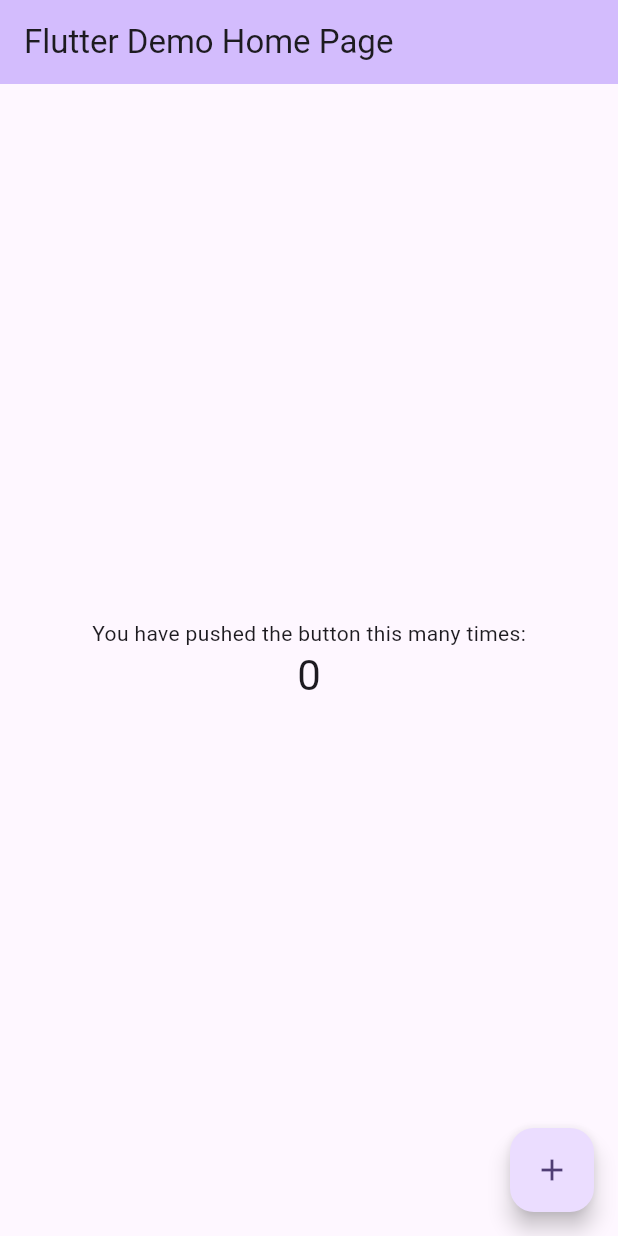
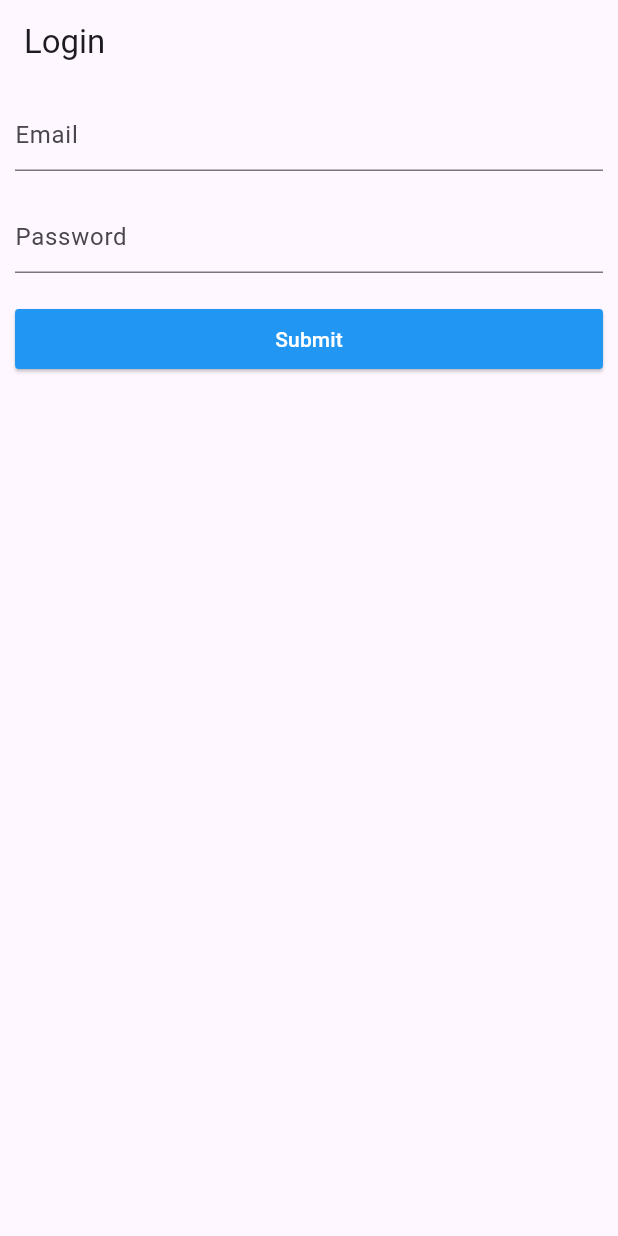
Before and after one commit to TSIPLC-Tusshar/login_bloc, a Flutter app: the screen it shows after launch, on a phone screen of 412 x 824 dp. Run offline on Flutter 3.47's test engine with Material 3 defaults, Android fonts, the phone set to English and light mode, and no system bars; our stand-ins replace flutter_bloc.

Commit message:
modified changes

```diff
--- /dev/null
+++ b/lib/auth/bloc/login_bloc.dart
@@ -0,0 +1,23 @@
+import 'package:flutter/foundation.dart';
+import 'package:flutter_bloc/flutter_bloc.dart';
+
+part 'login_state.dart';
+part 'login_event.dart';
+
+class LoginBloc extends Bloc<LoginEvent, LoginState> {
+  LoginBloc() : super(LoginInitial()) {
+    on<LoginButtonPressed>((event, emit) async {
+      emit(LoginLoading());
+      try {
+        await Future.delayed(Duration(seconds: 3));
+        if (event.email == "test@gmail.com" && event.password == "12345") {
+          return emit(LoginSuccess(message: "Login Success"));
+        } else {
+          return emit(LoginFailure(message: "Invalid credentials !"));
+        }
+      } catch (e) {
+        return emit(LoginFailure(message: e.toString()));
+      }
+    });
+  }
+}
--- /dev/null
+++ b/lib/auth/bloc/login_event.dart
@@ -0,0 +1,11 @@
+part of 'login_bloc.dart';
+
+@immutable
+sealed class LoginEvent {}
+
+final class LoginButtonPressed extends LoginEvent {
+  final String email;
+  final String password;
+
+  LoginButtonPressed({required this.email, required this.password});
+}
--- /dev/null
+++ b/lib/auth/bloc/login_state.dart
@@ -0,0 +1,18 @@
+part of "login_bloc.dart";
+
+@immutable
+sealed class LoginState {}
+
+class LoginInitial extends LoginState {}
+
+class LoginSuccess extends LoginState {
+  final String message;
+  LoginSuccess({required this.message});
+}
+
+class LoginFailure extends LoginState {
+  final String message;
+  LoginFailure({required this.message});
+}
+
+class LoginLoading extends LoginState {}
--- /dev/null
+++ b/lib/auth/page/home_page.dart
@@ -0,0 +1,11 @@
+import 'package:flutter/material.dart';
+
+class HomePage extends StatelessWidget {
+  final String message;
+  const HomePage({super.key, required this.message});
+
+  @override
+  Widget build(BuildContext context) {
+    return Scaffold(appBar: AppBar(), body: Text(message));
+  }
+}
--- /dev/null
+++ b/lib/auth/page/login.dart
@@ -0,0 +1,100 @@
+import 'package:flutter/material.dart';
+import 'package:flutter_bloc/flutter_bloc.dart';
+import 'package:login_bloc/auth/bloc/login_bloc.dart';
+import 'package:login_bloc/auth/page/home_page.dart';
+
+class LoginPage extends StatefulWidget {
+  const LoginPage({super.key});
+
+  @override
+  State<LoginPage> createState() => _LoginPageState();
+}
+
+class _LoginPageState extends State<LoginPage> {
+  var emailController = TextEditingController();
+  var passwordController = TextEditingController();
+
+  @override
+  Widget build(BuildContext context) {
+    return Scaffold(
+      appBar: AppBar(title: Text('Login')),
+      body: BlocProvider(
+        create: (context) => LoginBloc(),
+        child: BlocConsumer<LoginBloc, LoginState>(
+          listener: (context, state) {
+            if (state is LoginFailure) {
+              ScaffoldMessenger.of(
+                context,
+              ).showSnackBar(SnackBar(content: Text(state.message)));
+            } else if (state is LoginSuccess) {
+              Navigator.pushAndRemoveUntil(
+                context,
+                MaterialPageRoute(
+                  builder: (context) => HomePage(message: state.message),
+                ),
+                (route) => false,
+              );
+            }
+          },
+
+          builder: (context, state) {
+            if (state is LoginLoading) {
+              return const Center(child: CircularProgressIndicator());
+            } else {
+              return SingleChildScrollView(
+                padding: EdgeInsets.all(10),
+                child: Column(
+                  crossAxisAlignment: CrossAxisAlignment.center,
+                  mainAxisAlignment: MainAxisAlignment.center,
+                  spacing: 20,
+                  children: [
+                    TextFormField(
+                      decoration: InputDecoration(
+                        hintText: "Email",
+                        alignLabelWithHint: true,
+                      ),
+                      controller: emailController,
+                    ),
+                    TextFormField(
+                      obscureText: true,
+                      decoration: InputDecoration(
+                        hintText: "Password",
+                        alignLabelWithHint: true,
+                      ),
+                      controller: passwordController,
+                    ),
+                    ElevatedButton(
+                      style: ElevatedButton.styleFrom(
+                        foregroundColor: Colors.blueAccent,
+                        backgroundColor: Colors.blue,
+                        shape: ContinuousRectangleBorder(
+                          borderRadius: BorderRadius.all(Radius.circular(5)),
+                        ),
+                        fixedSize: Size.fromWidth(
+                          MediaQuery.of(context).size.width,
+                        ),
+                      ),
+                      onPressed:
+                          () => {
+                            BlocProvider.of<LoginBloc>(context).add(
+                              LoginButtonPressed(
+                                email: emailController.text.trim(),
+                                password: passwordController.text.trim(),
+                              ),
+                            ),
+                          },
+                      child: const Text(
+                        'Submit',
+                        style: TextStyle(color: Colors.white),
+                      ),
+                    ),
+                  ],
+                ),
+              );
+            }
+          },
+        ),
+      ),
+    );
+  }
+}
--- a/lib/main.dart
+++ b/lib/main.dart
@@ -1,4 +1,5 @@
 import 'package:flutter/material.dart';
+import 'package:login_bloc/auth/page/login.dart';
 
 void main() {
   runApp(const MyApp());
@@ -14,54 +15,7 @@ class MyApp extends StatelessWidget {
       theme: ThemeData(
         colorScheme: ColorScheme.fromSeed(seedColor: Colors.deepPurple),
       ),
-      home: const MyHomePage(title: 'Flutter Demo Home Page'),
+      home: const LoginPage(),
     );
   }
 }
-
-class MyHomePage extends StatefulWidget {
-  const MyHomePage({super.key, required this.title});
-
-  final String title;
-
-  @override
-  State<MyHomePage> createState() => _MyHomePageState();
-}
-
-class _MyHomePageState extends State<MyHomePage> {
-  int _counter = 0;
-
-  void _incrementCounter() {
-    setState(() {
-      _counter++;
-    });
-  }
-
-  @override
-  Widget build(BuildContext context) {
-    return Scaffold(
-      appBar: AppBar(
-        backgroundColor: Theme.of(context).colorScheme.inversePrimary,
-
-        title: Text(widget.title),
-      ),
-      body: Center(
-        child: Column(
-          mainAxisAlignment: MainAxisAlignment.center,
-          children: <Widget>[
-            const Text('You have pushed the button this many times:'),
-            Text(
-              '$_counter',
-              style: Theme.of(context).textTheme.headlineMedium,
-            ),
-          ],
-        ),
-      ),
-      floatingActionButton: FloatingActionButton(
-        onPressed: _incrementCounter,
-        tooltip: 'Increment',
-        child: const Icon(Icons.add),
-      ),
-    );
-  }
-}
--- a/pubspec.yaml
+++ b/pubspec.yaml
@@ -34,6 +34,7 @@ dependencies:
   # The following adds the Cupertino Icons font to your application.
   # Use with the CupertinoIcons class for iOS style icons.
   cupertino_icons: ^1.0.8
+  flutter_bloc:
 
 dev_dependencies:
   flutter_test:
```
Also changed, not shown: pubspec.lock.
